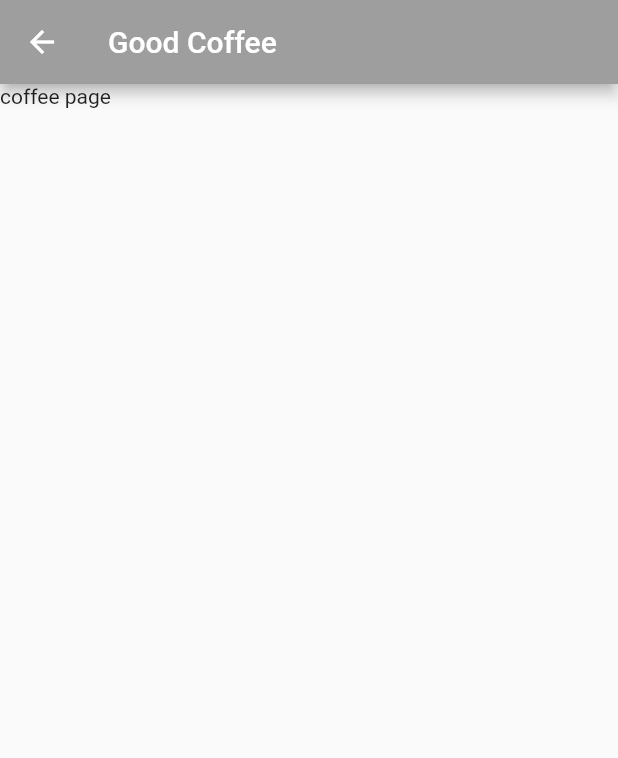
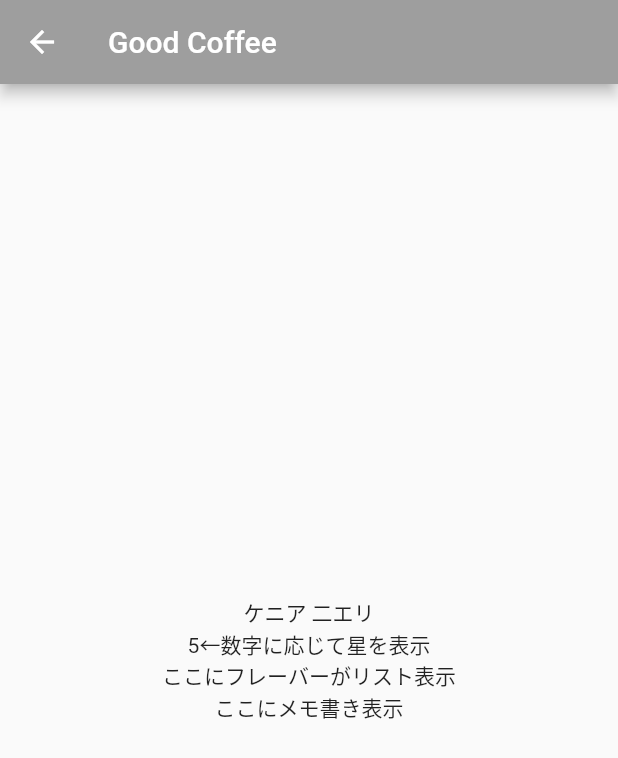
Before and after one commit to aiirononeko/GoodCoffee_mobile, a Flutter app: the CoffeePage screen opened directly, on a phone screen of 412 x 824 dp. Shown: the top 758 px of the screen. Run offline on Flutter 3.47's test engine with Material 2 defaults, Android fonts, the phone set to English and light mode, and no system bars.

Commit message:
コーヒー詳細ページの枠組みを作成

```diff
--- a/lib/main.dart
+++ b/lib/main.dart
@@ -176,6 +176,7 @@ class CoffeePage extends StatefulWidget {
 }
 
 class _CoffeePage extends State<CoffeePage> {
+
   @override
   Widget build(BuildContext context) {
     return Scaffold(
@@ -183,7 +184,25 @@ class _CoffeePage extends State<CoffeePage> {
           title: Text('Good Coffee'),
           backgroundColor: Colors.grey,
         ),
-        body: Text('coffee page')
+        body: Center(
+          child: Column(
+          mainAxisAlignment: MainAxisAlignment.center,
+          children: <Widget>[
+            Container(
+              child: Text('ケニア 二エリ')
+            ),
+            Container(
+              child: Text('5←数字に応じて星を表示'),
+            ),
+            Container(
+              child: Text('ここにフレーバーがリスト表示')
+            ),
+            Container(
+              child: Text('ここにメモ書き表示')
+            )
+          ]
+          )
+        )
     );
   }
 }
```
